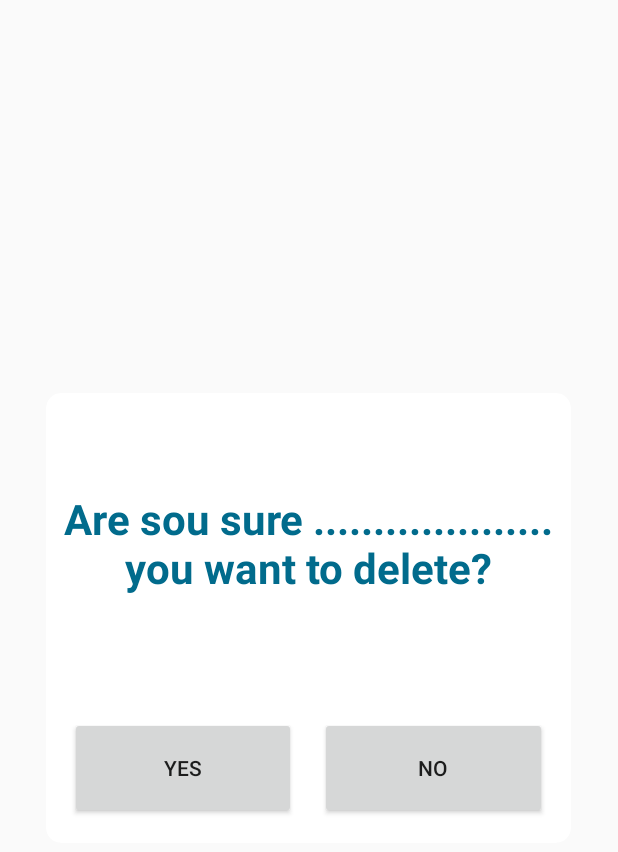
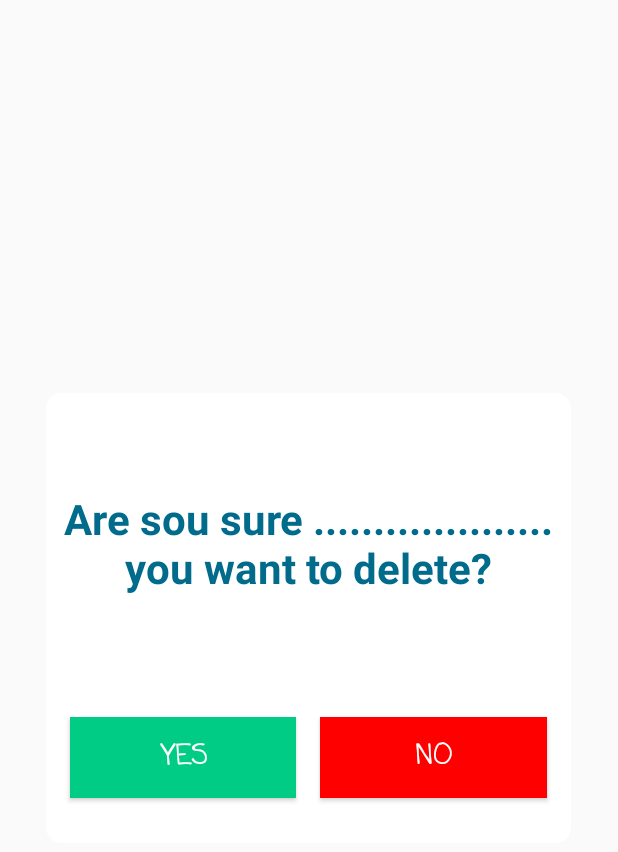
Before and after one commit to Mohammedkhaled95/MarketPlace, an Android app: the layout delete_item_dialoge.xml on its own in the app's theme, with its tools: preview values and no code run, on a phone screen of 412 x 824 dp. Shown: the top 852 px of the screen. Run offline under Robolectric (Android 15) with nearby library versions, the phone set to English and light mode, and no system bars.

Commit message:
delete item (need more edits) splash screen

```diff
--- a/app/src/main/res/layout/delete_item_dialoge.xml
+++ b/app/src/main/res/layout/delete_item_dialoge.xml
@@ -27,7 +27,7 @@
         <LinearLayout
             android:id="@+id/choice_button_layout"
             android:layout_width="match_parent"
-            android:layout_height="100dp"
+            android:layout_height="70dp"
             android:orientation="horizontal"
             android:layout_below="@id/delete_tv"
             android:layout_margin="8dp"
@@ -42,6 +42,11 @@
                 android:layout_height="match_parent"
                 android:text="Yes"
                 android:layout_margin="8dp"
+                android:background="@color/yes_choice"
+                android:textColor="@color/colorWhite"
+                android:textStyle="bold"
+                android:fontFamily="casual"
+                android:textSize="18sp"
 
                 />
             <Button
@@ -51,6 +56,11 @@
                 android:layout_height="match_parent"
                 android:text="No"
                 android:layout_margin="8dp"
+                android:background="@color/colorRed"
+                android:textColor="@color/colorWhite"
+                android:textStyle="bold"
+                android:fontFamily="casual"
+                android:textSize="18sp"
 
                 />
 
--- a/app/src/main/res/layout/items_list_item.xml
+++ b/app/src/main/res/layout/items_list_item.xml
@@ -73,7 +73,7 @@
                     android:layout_height="match_parent"
                     android:background="#FFFFFF"
                     android:text="price"
-                    android:textSize="16sp"
+                    android:textSize="12sp"
                     android:textStyle="bold"
                     android:layout_alignParentRight="true"
                     android:layout_marginRight="8dp"
--- a/app/src/main/res/values/colors.xml
+++ b/app/src/main/res/values/colors.xml
@@ -7,6 +7,8 @@
 
     <color name="colorMain">#016B8C</color>
     <color name="colorRed">#ff0000</color>
+
     <color name="colorWhite">#FFFFFF</color>
+    <color name="yes_choice">#00CC85</color>
 
 </resources>
--- a/app/src/main/res/values/strings.xml
+++ b/app/src/main/res/values/strings.xml
@@ -1,5 +1,5 @@
 <resources>
-    <string name="app_name">ShopZ</string>
+    <string name="app_name">Market Place</string>
     <string name="title_activity_home">Home</string>
 
     <string name="navigation_drawer_open">Open navigation drawer</string>
```
Also changed, not shown: app/src/main/AndroidManifest.xml (+5 -3 lines), app/src/main/java/com/example/khaled/shopz/AddNewItemActivity.java (+4 -3 lines), app/src/main/java/com/example/khaled/shopz/HomeActivity.java (+34 -2 lines), app/src/main/java/com/example/khaled/shopz/LoginActivity.java (+44 -49 lines), app/src/main/java/com/example/khaled/shopz/MainActivity.java (+18 -0 lines), app/src/main/java/com/example/khaled/shopz/SignupActivity.java (+7 -8 lines), app/src/main/res/layout/activity_main.xml (+6 -11 lines), app/src/main/res/layout/make_choice_builder.xml (+9 -9 lines), app/src/main/res/drawable-v21/alertdialoge.png (added), app/src/main/res/drawable-v21/splashscreen.png (added).
